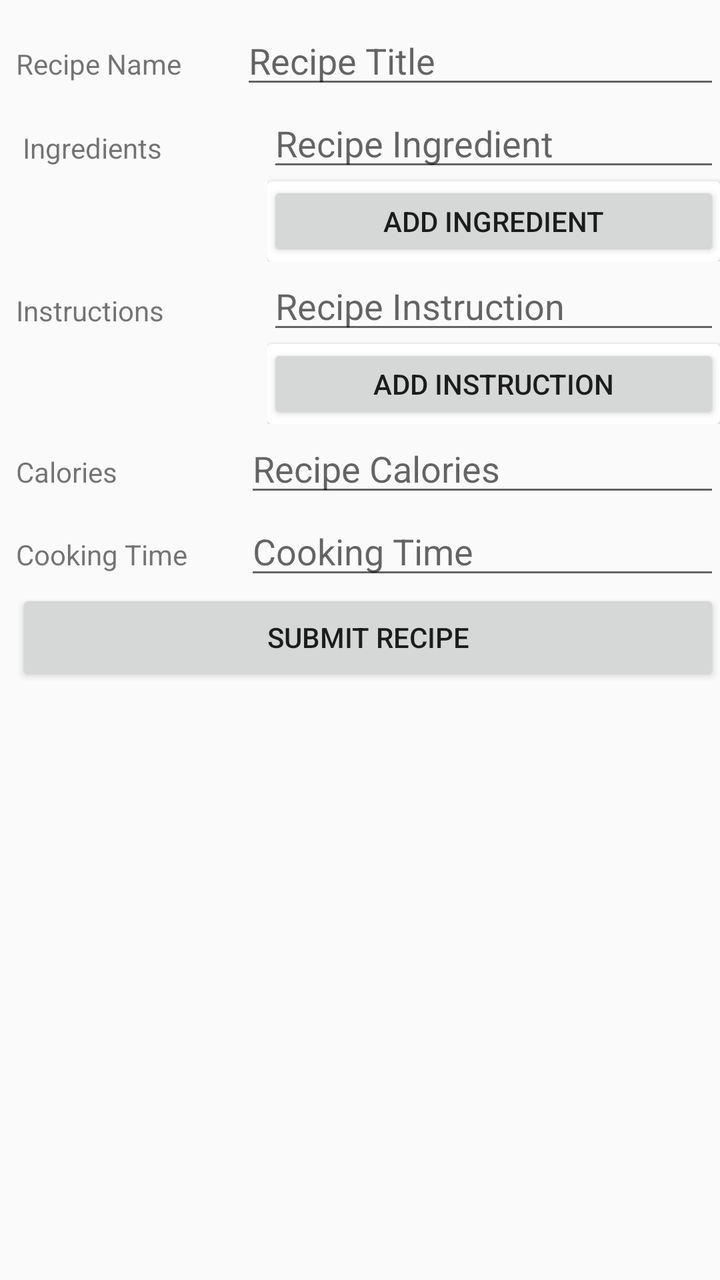
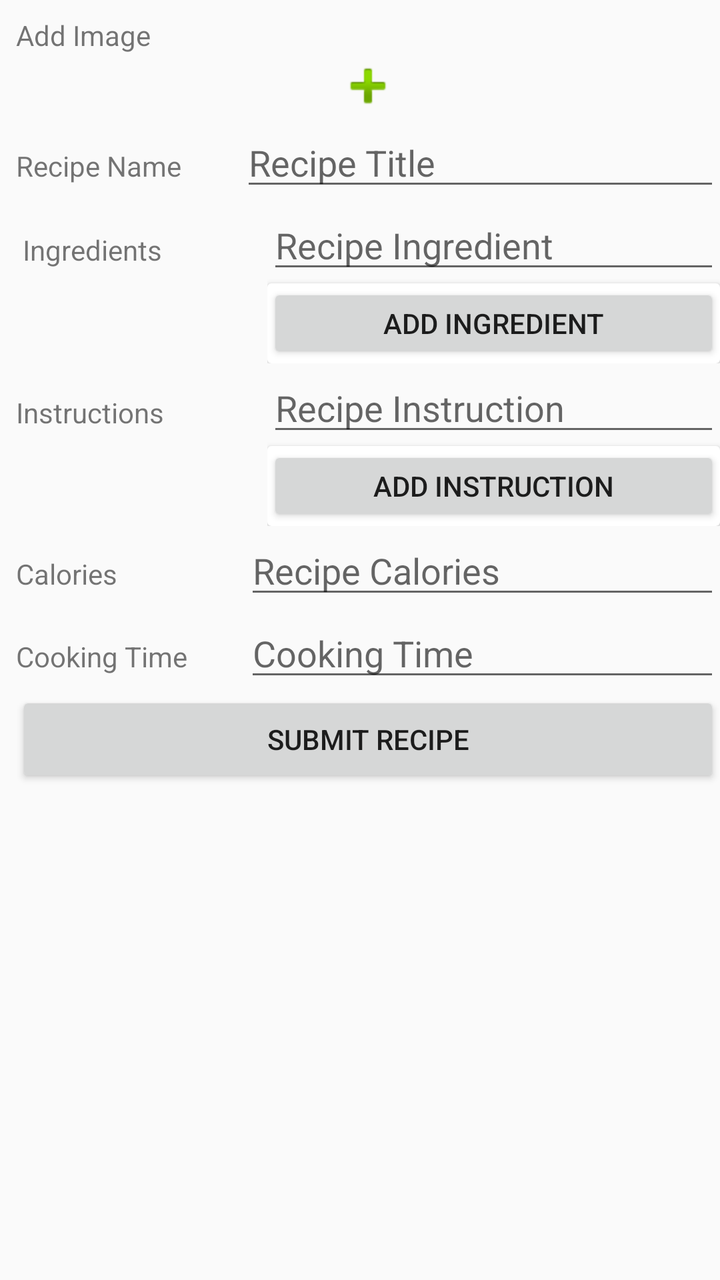

Before-and-after screenshots of an Android layout around one commit, followed by the original layout XML and the change that was made.
<!-- AndroidManifest.xml: application theme AppTheme -->
<!-- res/layout/activity_create_recipe.xml -->
<?xml version="1.0" encoding="utf-8"?>
<android.support.constraint.ConstraintLayout xmlns:android="http://schemas.android.com/apk/res/android"
    xmlns:app="http://schemas.android.com/apk/res-auto"
    xmlns:tools="http://schemas.android.com/tools"
    android:layout_width="match_parent"
    android:layout_height="match_parent"
    tools:context=".CreateRecipeActivity">

    <ScrollView
        android:layout_width="match_parent"
        android:layout_height="match_parent"
        android:layout_marginStart="8dp"
        android:layout_marginTop="8dp"
        app:layout_constraintStart_toStartOf="parent"
        app:layout_constraintTop_toTopOf="parent">

        <LinearLayout
            android:layout_width="match_parent"
            android:layout_height="wrap_content"
            android:orientation="vertical">

            <LinearLayout
                android:layout_width="match_parent"
                android:layout_height="match_parent"
                android:layout_weight="4"
                android:orientation="horizontal">

                <TextView
                    android:layout_width="wrap_content"
                    android:layout_height="wrap_content"
                    android:layout_weight="1"
                    android:text="Recipe Name" />

                <EditText
                    android:id="@+id/recipeTitleInput"
                    android:layout_width="wrap_content"
                    android:layout_height="wrap_content"
                    android:layout_weight="1"
                    android:ems="10"
                    android:hint="Recipe Title"
                    android:inputType="textPersonName" />

            </LinearLayout>

            <LinearLayout
                android:layout_width="match_parent"
                android:layout_height="match_parent"
                android:layout_weight="4"
                android:orientation="horizontal">

                <TextView
                    android:id="@+id/textView2"
                    android:layout_width="251dp"
                    android:layout_height="wrap_content"
                    android:layout_marginTop="15dp"
                    android:layout_weight="1"
                    android:text=" Ingredients" />

                <LinearLayout
                    android:layout_width="match_parent"
                    android:layout_height="wrap_content"
                    android:layout_weight="1"
                    android:orientation="vertical">

                    <LinearLayout
                        android:id="@+id/recipeIngredientsInputLayout"
                        android:layout_width="match_parent"
                        android:layout_height="wrap_content"
                        android:layout_weight="1"
                        android:orientation="vertical">

                        <EditText
                            android:id="@+id/recipeIngredientInput"
                            android:layout_width="match_parent"
                            android:layout_height="wrap_content"
                            android:layout_weight="1"
                            android:ems="10"
                            android:hint="Recipe Ingredient"
                            android:inputType="textPersonName" />

                    </LinearLayout>

                    <android.support.v7.widget.CardView
                        android:layout_width="match_parent"
                        android:layout_height="wrap_content"
                        android:layout_weight="1">

                        <Button
                            android:id="@+id/addIngredientButton"
                            android:layout_width="match_parent"
                            android:layout_height="40dp"
                            android:layout_weight="1"
                            android:onClick="addIngredient"
                            android:text="Add ingredient" />
                    </android.support.v7.widget.CardView>

                </LinearLayout>

            </LinearLayout>

            <LinearLayout
                android:layout_width="match_parent"
                android:layout_height="match_parent"
                android:layout_weight="4"
                android:orientation="horizontal">

                <TextView
                    android:id="@+id/textView2"
                    android:layout_width="251dp"
                    android:layout_height="wrap_content"
                    android:layout_marginTop="15dp"
                    android:layout_weight="1"
                    android:text="Instructions" />

                <LinearLayout
                    android:layout_width="match_parent"
                    android:layout_height="wrap_content"
                    android:layout_weight="1"
                    android:orientation="vertical">

                    <LinearLayout
                        android:id="@+id/recipeInstructionsInputLayout"
                        android:layout_width="match_parent"
                        android:layout_height="match_parent"
                        android:layout_weight="1"
                        android:orientation="vertical">

                        <EditText
                            android:id="@+id/recipeInstructionInput"
                            android:layout_width="match_parent"
                            android:layout_height="wrap_content"
                            android:layout_weight="1"
                            android:ems="10"
                            android:hint="Recipe Instruction"
                            android:inputType="textMultiLine" />

                    </LinearLayout>

                    <android.support.v7.widget.CardView
                        android:layout_width="match_parent"
                        android:layout_height="match_parent"
                        android:layout_weight="1">

                        <Button
                            android:id="@+id/addInstructionButton"
                            android:layout_width="match_parent"
                            android:layout_height="40dp"
                            android:layout_weight="1"
                            android:onClick="addInstruction"
                            android:text="Add instruction" />
                    </android.support.v7.widget.CardView>

                </LinearLayout>

            </LinearLayout>


            <LinearLayout
                android:layout_width="match_parent"
                android:layout_height="match_parent"
                android:layout_weight="4"
                android:orientation="horizontal">

                <TextView
                    android:id="@+id/textView4"
                    android:layout_width="87dp"
                    android:layout_height="wrap_content"
                    android:layout_weight="1"
                    android:text="Calories" />

                <EditText
                    android:id="@+id/caloriesInput"
                    android:layout_width="wrap_content"
                    android:layout_height="wrap_content"
                    android:layout_weight="1"
                    android:ems="10"
                    android:hint="Recipe Calories"
                    android:inputType="textPersonName" />

            </LinearLayout>

            <LinearLayout
                android:layout_width="match_parent"
                android:layout_height="match_parent"
                android:layout_weight="4"
                android:orientation="horizontal">

                <TextView
                    android:id="@+id/textView4"
                    android:layout_width="87dp"
                    android:layout_height="wrap_content"
                    android:layout_weight="1"
                    android:text="Cooking Time" />

                <EditText
                    android:id="@+id/timeInput"
                    android:layout_width="wrap_content"
                    android:layout_height="wrap_content"
                    android:layout_weight="1"
                    android:ems="10"
                    android:hint="Cooking Time"
                    android:inputType="textPersonName" />

            </LinearLayout>

            <Button
                android:id="@+id/submitButton"
                android:layout_width="match_parent"
                android:layout_height="wrap_content"
                android:layout_weight="4"
                android:onClick="submitRecipe"
                android:text="Submit Recipe" />
        </LinearLayout>
    </ScrollView>

</android.support.constraint.ConstraintLayout>
<!-- resources referenced by this layout -->
<resources>
  <style name="AppTheme" parent="Theme.AppCompat.Light.DarkActionBar">
          
          <item name="colorPrimary">@color/colorPrimary</item>
          <item name="colorPrimaryDark">@color/colorPrimaryDark</item>
          <item name="colorAccent">@color/colorAccent</item>
      </style>
  <color name="colorPrimary">#3F51B5</color>
  <color name="colorPrimaryDark">#303F9F</color>
  <color name="colorAccent">#FF4081</color>
</resources>

<!-- the commit's change to res/layout/activity_create_recipe.xml (unified diff, before → after) -->
@@ -19,6 +19,20 @@
             android:layout_height="wrap_content"
             android:orientation="vertical">
 
+            <TextView
+                android:id="@+id/textView"
+                android:layout_width="match_parent"
+                android:layout_height="wrap_content"
+                android:layout_weight="4"
+                android:text="Add Image" />
+
+            <ImageView
+                android:id="@+id/recipeAddImageView"
+                android:layout_width="match_parent"
+                android:layout_height="wrap_content"
+                android:layout_weight="4"
+                android:src="@android:drawable/ic_input_add" />
+
             <LinearLayout
                 android:layout_width="match_parent"
                 android:layout_height="match_parent"
